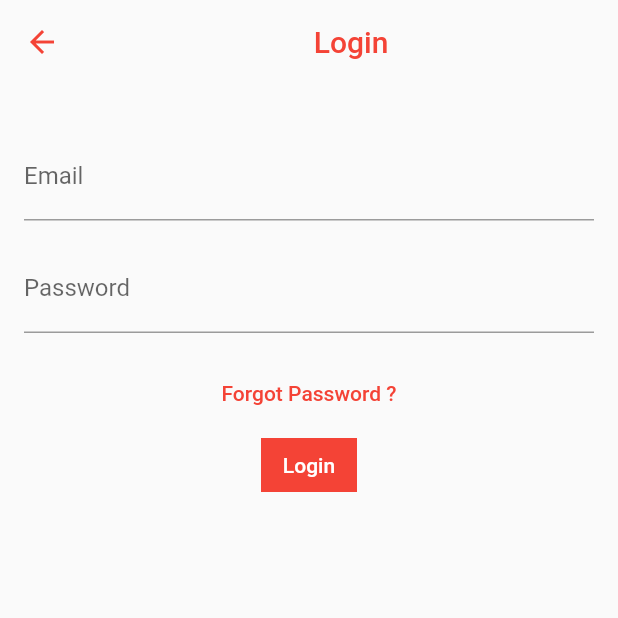
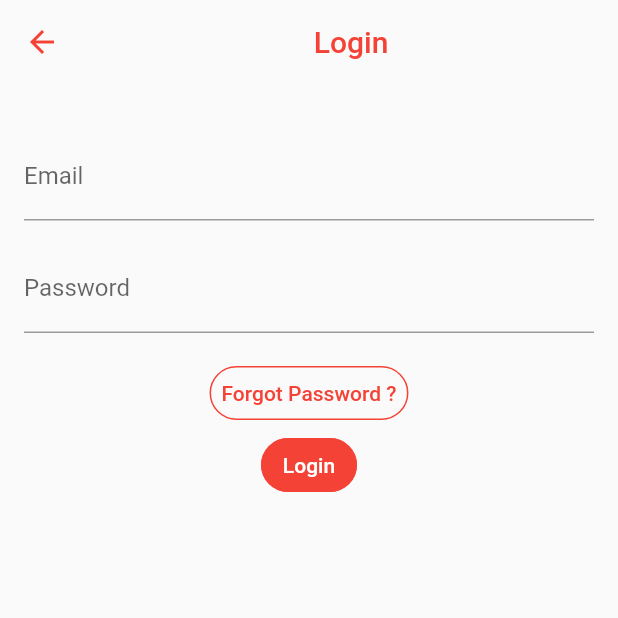
Before and after one commit to Bildad0/Delivery-App, a Flutter app: the LoginScreen screen opened by its route, on a phone screen of 412 x 824 dp, the top half of it. Run offline on Flutter 3.47's test engine with Material 2 defaults, Android fonts, the phone set to English and light mode, and no system bars; our stand-ins replace carousel_slider, google_maps_flutter.

Commit message:
updates and fixes

```diff
--- a/app/lib/Screens/loginorsignup.dart
+++ b/app/lib/Screens/loginorsignup.dart
@@ -52,6 +52,14 @@ class _LoginScreenState extends State<LoginScreen> {
               ),
               const SizedBox(height: 16.0),
               TextButton(
+                style: ButtonStyle(
+                  shape: MaterialStateProperty.all<RoundedRectangleBorder>(
+                    RoundedRectangleBorder(
+                      borderRadius: BorderRadius.circular(18.0),
+                      side: const BorderSide(color: Colors.red),
+                    ),
+                  ),
+                ),
                 onPressed: () {
                   //TODO: Navigate to reset password form.
                 },
@@ -63,10 +71,15 @@ class _LoginScreenState extends State<LoginScreen> {
                 ),
               ),
               ElevatedButton(
-                style: const ButtonStyle(
-                  shape: MaterialStatePropertyAll(ContinuousRectangleBorder()),
-                  padding: MaterialStatePropertyAll(EdgeInsets.all(10)),
-                  elevation: MaterialStatePropertyAll(0),
+                style: ButtonStyle(
+                  shape: MaterialStateProperty.all<RoundedRectangleBorder>(
+                    RoundedRectangleBorder(
+                      borderRadius: BorderRadius.circular(18.0),
+                      side: const BorderSide(color: Colors.red),
+                    ),
+                  ),
+                  padding: const MaterialStatePropertyAll(EdgeInsets.all(10)),
+                  elevation: const MaterialStatePropertyAll(0),
                 ),
                 onPressed: () {
                   Navigator.of(context)
@@ -146,10 +159,15 @@ class _SignUpScreenState extends State<SignUpScreen> {
               ),
               const SizedBox(height: 16.0),
               ElevatedButton(
-                style: const ButtonStyle(
-                  shape: MaterialStatePropertyAll(RoundedRectangleBorder()),
-                  padding: MaterialStatePropertyAll(EdgeInsets.all(10)),
-                  elevation: MaterialStatePropertyAll(0),
+                style: ButtonStyle(
+                  shape: MaterialStateProperty.all<RoundedRectangleBorder>(
+                    RoundedRectangleBorder(
+                      borderRadius: BorderRadius.circular(18.0),
+                      side: const BorderSide(color: Colors.red),
+                    ),
+                  ),
+                  padding: const MaterialStatePropertyAll(EdgeInsets.all(10)),
+                  elevation: const MaterialStatePropertyAll(0),
                 ),
                 onPressed: () {
                   Navigator.of(context)
--- a/app/lib/Screens/menu.dart
+++ b/app/lib/Screens/menu.dart
@@ -63,8 +63,9 @@ class _MenuScreenState extends State<MenuScreen> {
           final item = displayedMeals[index];
           return InkWell(
             onTap: () {
-              Navigator.of(context)
-                  .pushNamed(MealDetailsScreen.routeName, arguments: item.id);
+              Navigator.of(context).pushReplacementNamed(
+                  MealDetailsScreen.routeName,
+                  arguments: item.id);
             },
             child: Column(
               crossAxisAlignment: CrossAxisAlignment.start,
```
Also changed, not shown: app/lib/Screens/mealdetails.dart (+6 -3 lines), app/lib/Screens/splashscreen.dart (+8 -0 lines), app/lib/Widgets/main_drawer.dart (+6 -6 lines), 1 other file.
